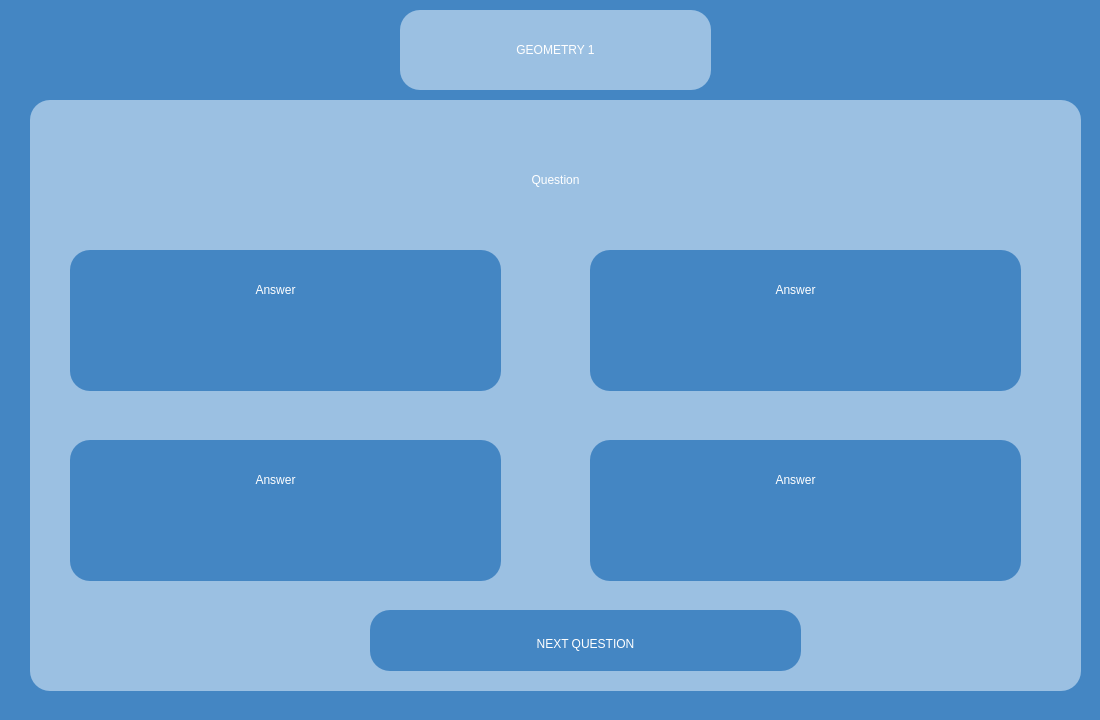
Old version of the form AGUniverse/presentationLayer/geometryExam1.ui in the repository codingburgas/sprint-eschool-ag-universe.
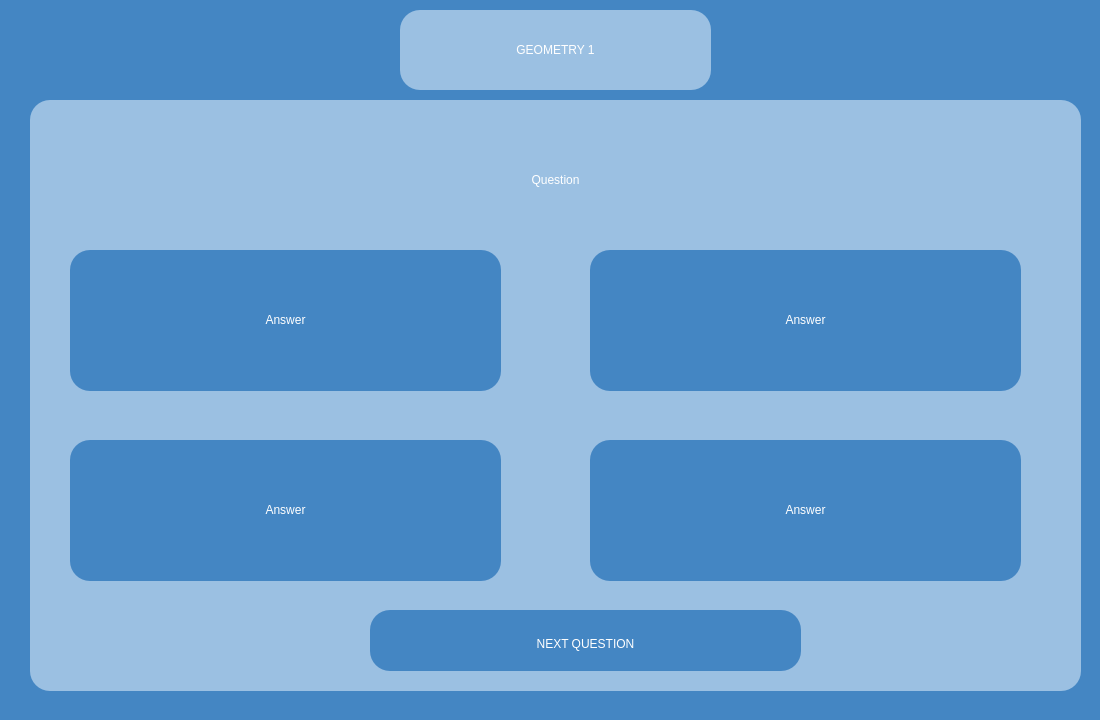
New version of the form.

Commit message: Enhance buttons in exams pages

What changed in the file:
```diff
--- a/AGUniverse/presentationLayer/geometryExam1.ui
+++ b/AGUniverse/presentationLayer/geometryExam1.ui
@@ -118,9 +118,9 @@
     <widget class="QLabel" name="answer_1">
      <property name="geometry">
       <rect>
-       <x>60</x>
-       <y>10</y>
-       <width>291</width>
+       <x>10</x>
+       <y>40</y>
+       <width>411</width>
        <height>61</height>
       </rect>
      </property>
@@ -178,9 +178,9 @@
     <widget class="QLabel" name="answer_2">
      <property name="geometry">
       <rect>
-       <x>60</x>
-       <y>10</y>
-       <width>291</width>
+       <x>10</x>
+       <y>40</y>
+       <width>411</width>
        <height>61</height>
       </rect>
      </property>
@@ -238,9 +238,9 @@
     <widget class="QLabel" name="answer_3">
      <property name="geometry">
       <rect>
-       <x>60</x>
-       <y>10</y>
-       <width>291</width>
+       <x>10</x>
+       <y>40</y>
+       <width>411</width>
        <height>61</height>
       </rect>
      </property>
@@ -298,9 +298,9 @@
     <widget class="QLabel" name="answer_4">
      <property name="geometry">
       <rect>
-       <x>60</x>
-       <y>10</y>
-       <width>291</width>
+       <x>10</x>
+       <y>40</y>
+       <width>411</width>
        <height>61</height>
       </rect>
      </property>
```
Left out of the diff: 8 changed lines with no effect on the pictures. The commit also changes 7 other files.
